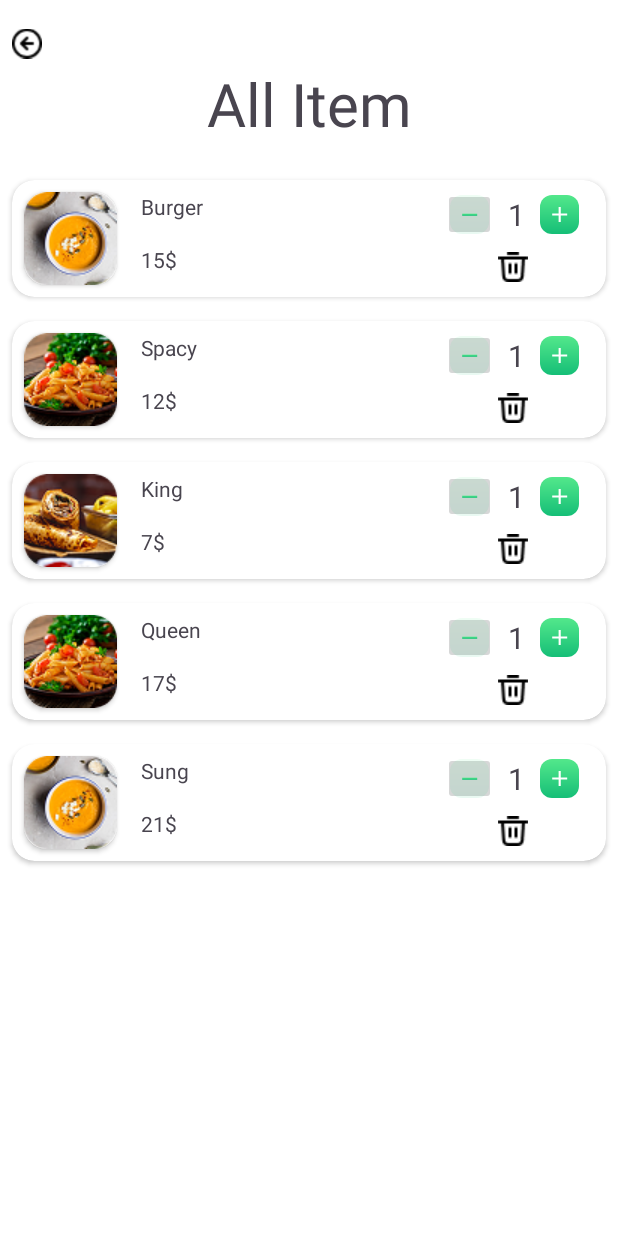
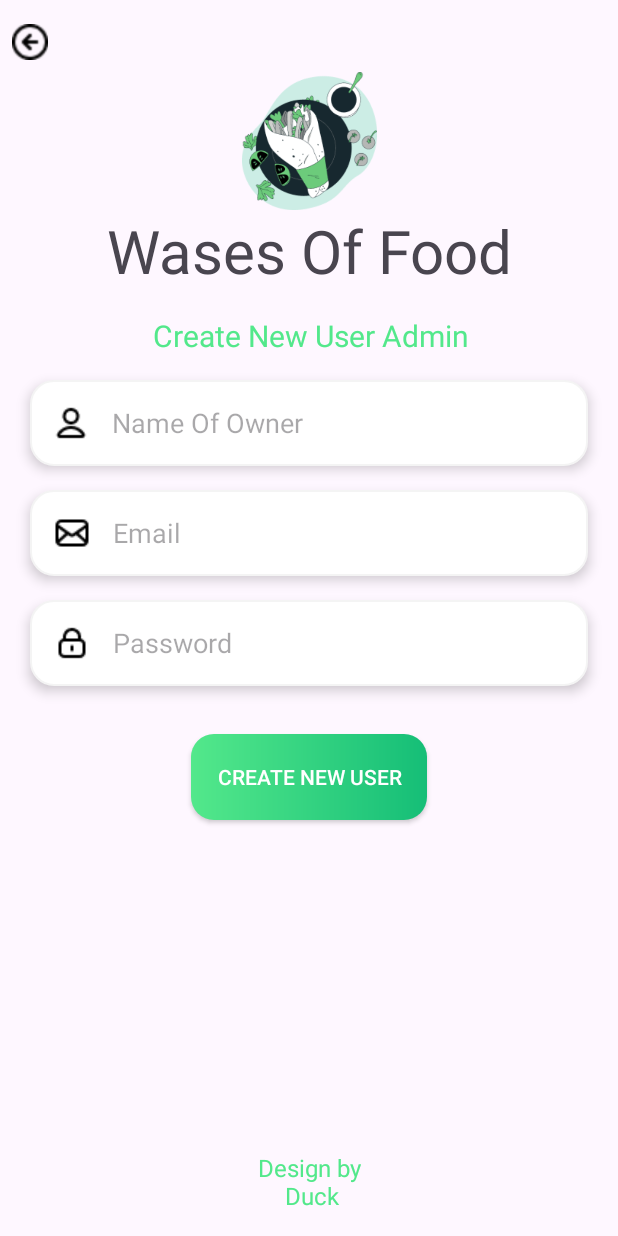
Before and after one commit to oanhcuteee/AdminOderingFood, an Android app: the screen it shows after launch (AllItemActivity before the commit, CreateUserActivity after it), after a tap on "Create New User", on a phone screen of 412 x 824 dp. Run offline under Robolectric (Android 15) with nearby library versions, the phone set to English and light mode, and no system bars.

Commit message:
AdminOderFood

```diff
--- a/app/src/main/AndroidManifest.xml
+++ b/app/src/main/AndroidManifest.xml
@@ -12,6 +12,12 @@
         android:supportsRtl="true"
         android:theme="@style/Theme.AdminOderFood"
         tools:targetApi="31">
+        <activity
+            android:name=".PendingOderActivity"
+            android:exported="false" />
+        <activity
+            android:name=".CreateUserActivity"
+            android:exported="false" />
         <activity
             android:name=".AdminProfileActivity"
             android:exported="false" />
--- /dev/null
+++ b/app/src/main/java/com/ducfore/adminoderfood/CreateUserActivity.kt
@@ -0,0 +1,24 @@
+package com.ducfore.adminoderfood
+
+import android.os.Bundle
+import androidx.activity.enableEdgeToEdge
+import androidx.appcompat.app.AppCompatActivity
+import androidx.core.view.ViewCompat
+import androidx.core.view.WindowInsetsCompat
+import com.ducfore.adminoderfood.databinding.ActivityCreateUserBinding
+
+class CreateUserActivity : AppCompatActivity() {
+    private val binding:ActivityCreateUserBinding by lazy {
+        ActivityCreateUserBinding.inflate(layoutInflater)
+    }
+    override fun onCreate(savedInstanceState: Bundle?) {
+        super.onCreate(savedInstanceState)
+        enableEdgeToEdge()
+        setContentView(binding.root)
+
+        binding.backCreateUserAdmin.setOnClickListener {
+            finish()
+        }
+
+    }
+}
--- a/app/src/main/java/com/ducfore/adminoderfood/MainActivity.kt
+++ b/app/src/main/java/com/ducfore/adminoderfood/MainActivity.kt
@@ -30,7 +30,7 @@ class MainActivity : AppCompatActivity() {
             startActivity(intent)
         }
         binding.createNewUser.setOnClickListener {
-            val intent = Intent(this,AllItemActivity::class.java)
+            val intent = Intent(this,CreateUserActivity::class.java)
             startActivity(intent)
         }
         binding.oderDispath.setOnClickListener {
--- a/app/src/main/res/layout/activity_admin_profile.xml
+++ b/app/src/main/res/layout/activity_admin_profile.xml
@@ -79,6 +79,7 @@
             tools:ignore="RtlSymmetry" />
 
         <EditText
+            android:id="@+id/name"
             android:layout_width="match_parent"
             android:layout_height="47dp"
             android:layout_weight="1"
@@ -116,6 +117,7 @@
             tools:ignore="RtlSymmetry" />
 
         <EditText
+            android:id="@+id/address"
             android:layout_width="match_parent"
             android:layout_height="47dp"
             android:layout_weight="1"
@@ -153,6 +155,7 @@
             tools:ignore="RtlSymmetry" />
 
         <EditText
+            android:id="@+id/email"
             android:layout_width="match_parent"
             android:layout_height="47dp"
             android:layout_weight="1"
@@ -190,6 +193,7 @@
             tools:ignore="RtlSymmetry" />
 
         <EditText
+            android:id="@+id/phone"
             android:layout_width="match_parent"
             android:layout_height="47dp"
             android:layout_weight="1"
@@ -226,6 +230,7 @@
             tools:ignore="RtlSymmetry" />
 
         <EditText
+            android:id="@+id/password"
             android:layout_width="match_parent"
             android:layout_height="47dp"
             android:layout_weight="1"
--- /dev/null
+++ b/app/src/main/res/layout/activity_create_user.xml
@@ -0,0 +1,137 @@
+<?xml version="1.0" encoding="utf-8"?>
+<androidx.constraintlayout.widget.ConstraintLayout xmlns:android="http://schemas.android.com/apk/res/android"
+    xmlns:app="http://schemas.android.com/apk/res-auto"
+    xmlns:tools="http://schemas.android.com/tools"
+    android:id="@+id/main"
+    android:layout_width="match_parent"
+    android:layout_height="match_parent"
+    tools:context=".CreateUserActivity">
+    <ImageView
+        android:id="@+id/backCreateUserAdmin"
+        android:layout_width="24dp"
+        android:layout_height="24dp"
+        android:layout_marginStart="8dp"
+        android:layout_marginTop="16dp"
+        android:background="@android:color/transparent"
+        android:contentDescription="@string/todo"
+        android:scaleType="centerCrop"
+        app:layout_constraintStart_toStartOf="parent"
+        app:layout_constraintTop_toTopOf="parent"
+        app:srcCompat="@drawable/btn_back_add" />
+    <ImageView
+        android:id="@+id/imageView21"
+        android:layout_width="91dp"
+        android:layout_height="92dp"
+        android:layout_marginTop="8dp"
+        app:layout_constraintEnd_toEndOf="parent"
+        app:layout_constraintStart_toStartOf="parent"
+        app:layout_constraintTop_toBottomOf="@+id/backCreateUserAdmin"
+        app:srcCompat="@drawable/logo_adm" />
+
+    <TextView
+        android:id="@+id/textView4"
+        android:layout_width="wrap_content"
+        android:layout_height="wrap_content"
+        android:text="@string/name_app"
+        android:textSize="40sp"
+        app:layout_constraintEnd_toEndOf="@+id/imageView21"
+        app:layout_constraintStart_toStartOf="@+id/imageView21"
+        app:layout_constraintTop_toBottomOf="@+id/imageView21" />
+
+    <TextView
+        android:id="@+id/textView5"
+        android:layout_width="wrap_content"
+        android:layout_height="wrap_content"
+        android:layout_marginTop="16dp"
+        android:text="@string/create_new_user_admin"
+        android:textColor="@color/green_light"
+        android:textSize="20sp"
+        android:textAlignment="center"
+        app:layout_constraintEnd_toEndOf="@+id/textView4"
+        app:layout_constraintStart_toStartOf="@+id/textView4"
+        app:layout_constraintTop_toBottomOf="@+id/textView4" />
+    <EditText
+        android:id="@+id/edtNameAdmin"
+        android:layout_width="match_parent"
+        android:layout_height="57dp"
+        android:layout_marginTop="16dp"
+        android:ems="10"
+        android:elevation="5dp"
+        android:background="@drawable/editex_shape"
+        android:drawablePadding="15dp"
+        android:paddingStart="15dp"
+        android:drawableStart="@drawable/user_name"
+        android:layout_marginStart="20dp"
+        android:layout_marginEnd="20dp"
+        android:hint="@string/name_of_owner"
+        android:inputType="text"
+        app:layout_constraintEnd_toEndOf="parent"
+        app:layout_constraintStart_toStartOf="parent"
+        app:layout_constraintTop_toBottomOf="@+id/textView5"
+        tools:ignore="RtlSymmetry" />
+
+    <EditText
+        android:id="@+id/edtEmailAdmin"
+        android:layout_width="match_parent"
+        android:layout_height="57dp"
+        android:layout_marginStart="20dp"
+        android:layout_marginTop="16dp"
+        android:layout_marginEnd="20dp"
+        android:background="@drawable/editex_shape"
+        android:drawableStart="@drawable/mail_icon"
+        android:drawablePadding="15dp"
+        android:elevation="5dp"
+        android:ems="10"
+        android:hint="@string/email"
+        android:inputType="textEmailAddress"
+        android:paddingStart="16dp"
+        app:layout_constraintEnd_toEndOf="parent"
+        app:layout_constraintStart_toStartOf="parent"
+        app:layout_constraintTop_toBottomOf="@+id/edtNameAdmin"
+        tools:ignore="RtlSymmetry" />
+
+    <EditText
+        android:id="@+id/edtPassWordCAU"
+        android:layout_width="match_parent"
+        android:layout_height="57dp"
+        android:layout_marginStart="20dp"
+        android:layout_marginTop="16dp"
+        android:layout_marginEnd="20dp"
+        android:background="@drawable/editex_shape"
+        android:drawableStart="@drawable/password_icon"
+        android:drawablePadding="15dp"
+        android:elevation="5dp"
+        android:ems="10"
+        android:hint="@string/password"
+        android:inputType="text"
+        android:paddingStart="16dp"
+        app:layout_constraintEnd_toEndOf="parent"
+        app:layout_constraintStart_toStartOf="parent"
+        app:layout_constraintTop_toBottomOf="@+id/edtEmailAdmin"
+        tools:ignore="RtlSymmetry,TextFields" />
+
+    <androidx.appcompat.widget.AppCompatButton
+        android:id="@+id/createUserBtn"
+        android:layout_width="157dp"
+        android:layout_height="57dp"
+        android:layout_marginTop="32dp"
+        android:text="@string/create_new_user"
+        android:textColor="@color/white"
+        android:background="@drawable/btn_login"
+        app:layout_constraintEnd_toEndOf="parent"
+        app:layout_constraintStart_toStartOf="parent"
+        app:layout_constraintTop_toBottomOf="@+id/edtPassWordCAU" />
+    <TextView
+        android:id="@+id/txtDeSignAdmin"
+        android:layout_width="wrap_content"
+        android:layout_height="wrap_content"
+        android:layout_marginBottom="16dp"
+        android:text="@string/design_by_duck"
+        android:textSize="16sp"
+        android:textColor="@color/green_light"
+        android:textAlignment="center"
+        app:layout_constraintBottom_toBottomOf="parent"
+        app:layout_constraintEnd_toEndOf="parent"
+        app:layout_constraintStart_toStartOf="parent" />
+
+</androidx.constraintlayout.widget.ConstraintLayout>
--- a/app/src/main/res/values/strings.xml
+++ b/app/src/main/res/values/strings.xml
@@ -62,4 +62,9 @@
     <string name="save_information">Save Information</string>
     <string name="click_here_to_edit">Click Here To Edit</string>
     <string name="edit_your_profile">Edit Your Profile</string>
+    <string name="create_new_user_admin">Create New User Admin</string>
+    <string name="except">Except</string>
+    <string name="name_customer">Name Customer</string>
+    <string name="quantity_txt">Quantity</string>
+    <string name="accept1">Accept</string>
 </resources>
```
Also changed, not shown: app/src/main/java/com/ducfore/adminoderfood/AdminProfileActivity.kt (+18 -0 lines), app/src/main/java/com/ducfore/adminoderfood/PendingOderActivity.kt (added, +16 -0 lines), app/src/main/res/layout/activity_pending_oder.xml (added, +46 -0 lines), app/src/main/res/layout/pending_oder_item.xml (added, +90 -0 lines).
